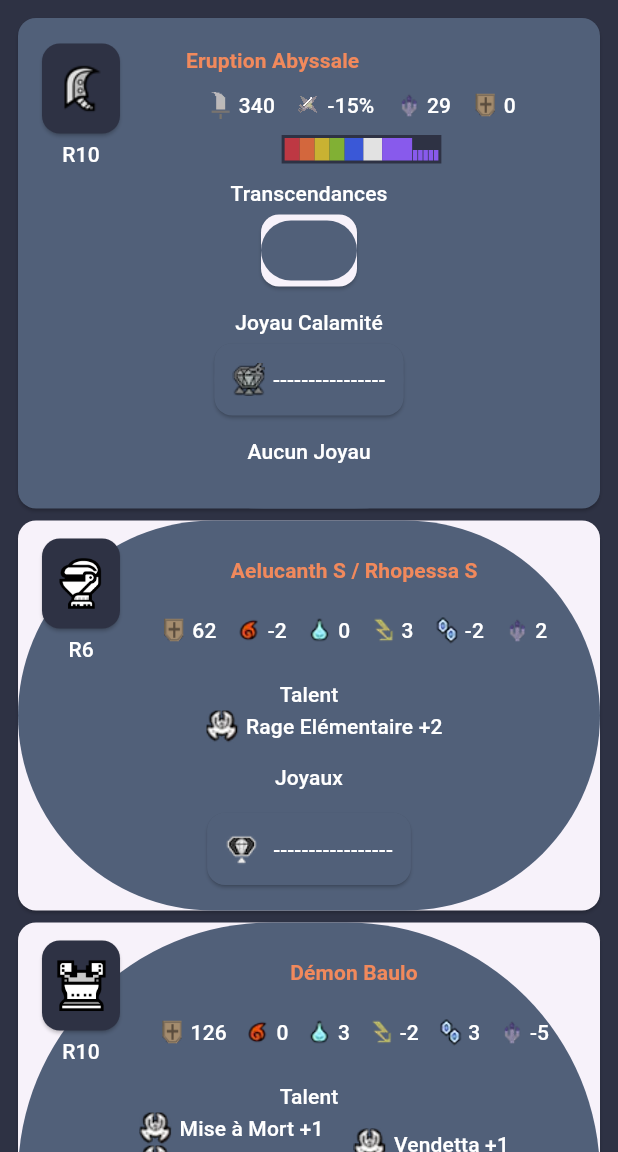
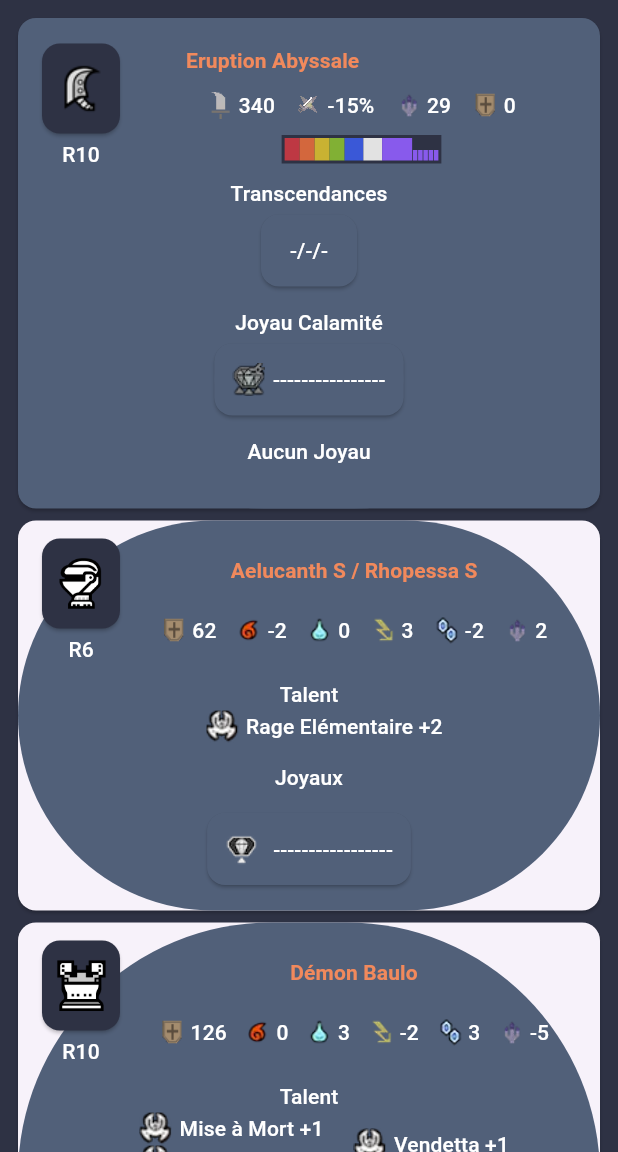
Before and after one commit to MClenetHelayon/BuilderMH, a Flutter app: the screen it shows after launch, on a phone screen of 412 x 824 dp, the part 84-1236 px from its top. Run offline on Flutter 3.47's test engine with Material 3 defaults, Android fonts, the phone set to English and light mode, and no system bars; our stand-ins replace accordion, fluttertoast, image_gallery_saver, screenshot; missing offline and left inert: devicelocale; generated files the repository leaves out were written again.

Commit message:
bug aucun text pour transcandance lors du start

```diff
--- a/lib/pages/equipement.dart
+++ b/lib/pages/equipement.dart
@@ -55,10 +55,14 @@ class _BuilderPageState extends State<BuilderPage> {
 
   bool reload = false;
   String txtAugment = "";
+
   @override
   void initState() {
     super.initState();
     loadJowel();
+    setState(() {
+      txtAugment = txtListAugment(s.weapon);
+    });
   }
 
   Future<void> loadJowel() async {
@@ -157,6 +161,7 @@ class _BuilderPageState extends State<BuilderPage> {
                           children: [
                             white(AppLocalizations.of(context)!.trans),
                             Card(
+                                color: primary,
                                 child: TextButton(
                                     style: ButtonStyle(
                                         backgroundColor:
```
